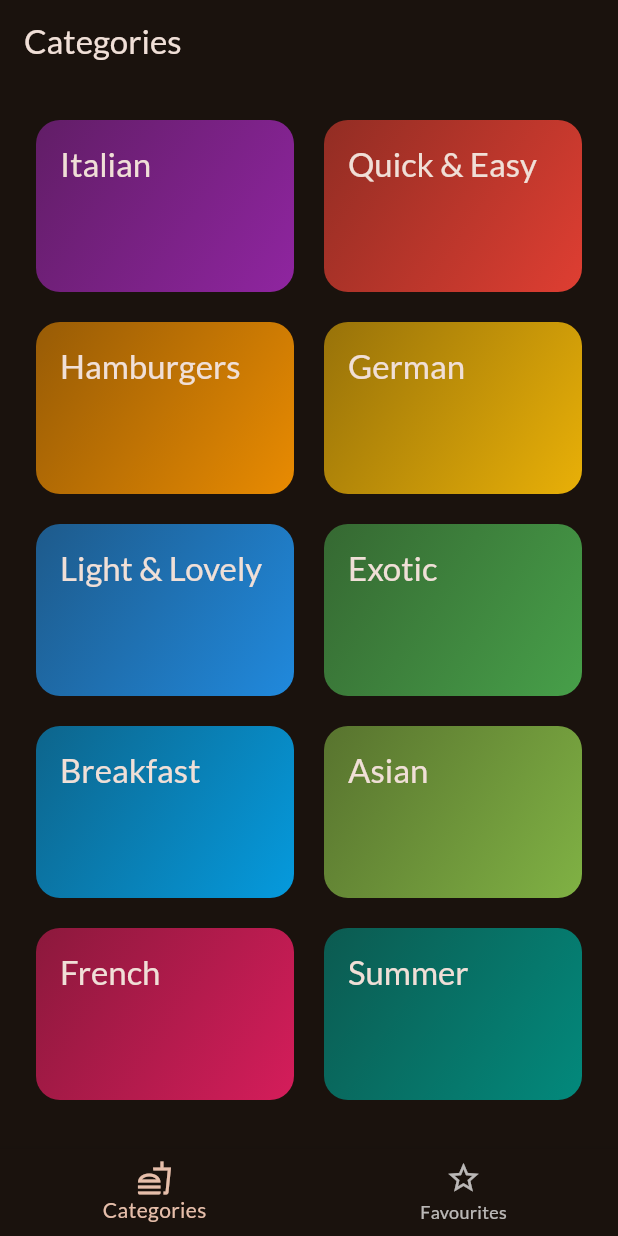
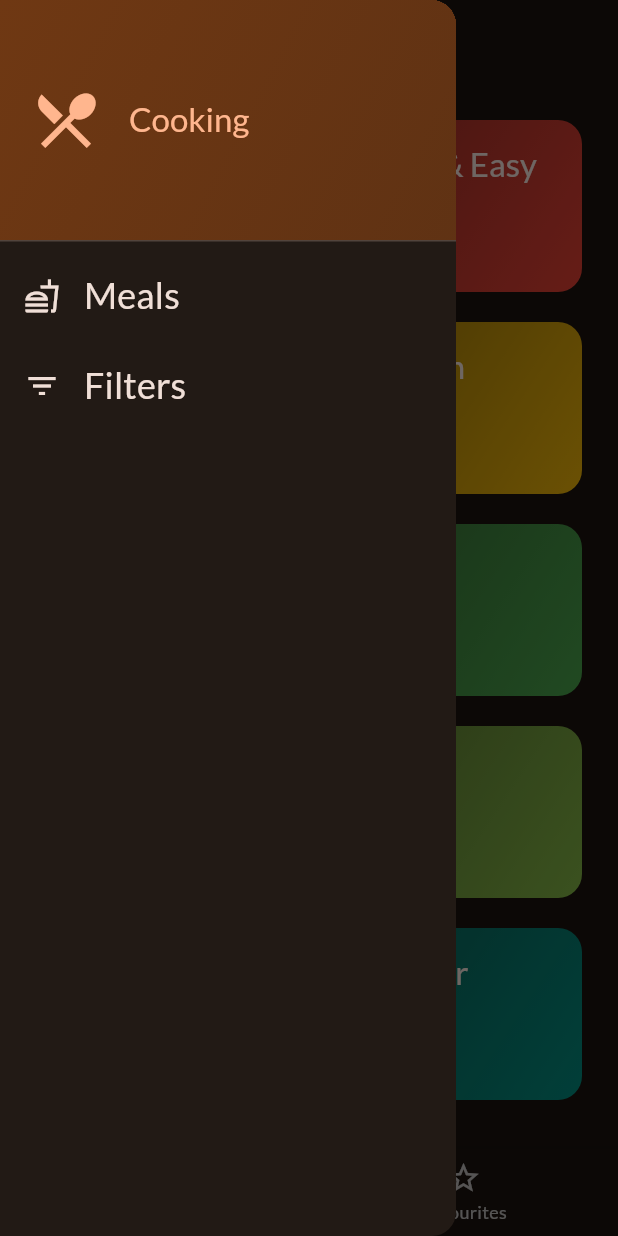
Before and after one commit to CodeWithJeet1204/Meals, a Flutter app: the screen it shows after launch, with the side drawer open (before the commit the screen has no drawer), on a phone screen of 412 x 824 dp. Run offline on Flutter 3.47's test engine with Material 2 defaults, Android fonts, the phone set to English and light mode, and no system bars; our stand-ins replace google_fonts, transparent_image.

Commit message:
Added filters

```diff
--- a/lib/screens/categories.dart
+++ b/lib/screens/categories.dart
@@ -9,12 +9,14 @@
   const CategoriesScreen({
     super.key,
     required this.onToggleFavorite,
+    required this.availableMeals,
   });
 
+  final List<Meal> availableMeals;
   final void Function(Meal meal) onToggleFavorite;
 
   void _selectCategory(BuildContext context, Category category) {
-    final filteredMeals = dummyMeals
+    final filteredMeals = availableMeals
         .where((meal) => meal.categories.contains(category.id))
         .toList();
 
--- a/lib/screens/tabs.dart
+++ b/lib/screens/tabs.dart
@@ -1,7 +1,17 @@
 import 'package:flutter/material.dart';
+import 'package:swomato/data/dummy_data.dart';
 import 'package:swomato/models/meal.dart';
 import 'package:swomato/screens/categories.dart';
+import 'package:swomato/screens/filters.dart';
 import 'package:swomato/screens/meals.dart';
+import 'package:swomato/widgets/main_drawer.dart';
+
+const kInitialFilters = {
+  Filter.glutenFree: false,
+  Filter.lactoseFree: false,
+  Filter.vegetarian: false,
+  Filter.vegan: false,
+};
 
 class TabsScreen extends StatefulWidget {
   const TabsScreen({super.key});
@@ -13,6 +23,7 @@
 class _TabsScreenState extends State<TabsScreen> {
   int _selectedPageIndex = 0;
   final List<Meal> _favoriteMeals = [];
+  Map<Filter, bool> _selectedFilters = kInitialFilters;
 
   void _showInfoMessage(String message) {
     ScaffoldMessenger.of(context).clearSnackBars();
@@ -45,10 +56,43 @@
     });
   }
 
+  void _setScreen(String identifier) async {
+    Navigator.of(context).pop();
+    if (identifier == "filters") {
+      final result = await Navigator.of(context).push<Map<Filter, bool>>(
+        MaterialPageRoute(
+          builder: (ctx) => FiltersScreen(currentFilters: _selectedFilters),
+        ),
+      );
+
+      setState(() {
+        _selectedFilters = result ?? kInitialFilters;
+      });
+    }
+  }
+
   @override
   Widget build(BuildContext context) {
-    Widget activePage =
-        CategoriesScreen(onToggleFavorite: _toggleMealFavoriteStatus);
+    final availableMeals = dummyMeals.where((meal) {
+      if (_selectedFilters[Filter.glutenFree]! && !meal.isGlutenFree) {
+        return false;
+      }
+      if (_selectedFilters[Filter.lactoseFree]! && !meal.isLactoseFree) {
+        return false;
+      }
+      if (_selectedFilters[Filter.vegetarian]! && !meal.isVegetarian) {
+        return false;
+      }
+      if (_selectedFilters[Filter.vegan]! && !meal.isVegan) {
+        return false;
+      }
+      return true;
+    }).toList();
+
+    Widget activePage = CategoriesScreen(
+      onToggleFavorite: _toggleMealFavoriteStatus,
+      availableMeals: availableMeals,
+    );
     var activePageTitle = "Categories";
 
     if (_selectedPageIndex == 1) {
@@ -63,6 +107,7 @@
       appBar: AppBar(
         title: Text(activePageTitle),
       ),
+      drawer: MainDrawer(onSelectScreen: _setScreen),
       body: activePage,
       bottomNavigationBar: BottomNavigationBar(
         onTap: _selectPage,
--- /dev/null
+++ b/lib/widgets/main_drawer.dart
@@ -0,0 +1,89 @@
+import 'package:flutter/material.dart';
+
+class MainDrawer extends StatelessWidget {
+  const MainDrawer({
+    super.key,
+    required this.onSelectScreen,
+  });
+
+  final void Function(String identifier) onSelectScreen;
+
+  @override
+  Widget build(BuildContext context) {
+    return Drawer(
+      child: Column(
+        children: [
+          DrawerHeader(
+            padding: const EdgeInsets.all(20),
+            decoration: BoxDecoration(
+              gradient: LinearGradient(
+                colors: [
+                  Theme.of(context).colorScheme.primaryContainer,
+                  Theme.of(context)
+                      .colorScheme
+                      .primaryContainer
+                      .withOpacity(0.8),
+                ],
+                begin: Alignment.topLeft,
+                end: Alignment.bottomRight,
+              ),
+            ),
+            child: Row(
+              children: [
+                Icon(
+                  Icons.restaurant_menu_outlined,
+                  semanticLabel: "Menu",
+                  size: 48,
+                  color: Theme.of(context).colorScheme.primary,
+                ),
+                const SizedBox(width: 18),
+                Text(
+                  "Cooking",
+                  style: Theme.of(context)
+                      .textTheme
+                      .titleLarge!
+                      .copyWith(color: Theme.of(context).colorScheme.primary),
+                ),
+              ],
+            ),
+          ),
+          ListTile(
+            leading: Icon(
+              Icons.fastfood_outlined,
+              size: 24,
+              color: Theme.of(context).colorScheme.onBackground,
+            ),
+            title: Text(
+              "Meals",
+              style: Theme.of(context).textTheme.titleSmall!.copyWith(
+                    color: Theme.of(context).colorScheme.onBackground,
+                    fontSize: 24,
+                  ),
+            ),
+            onTap: () {
+              onSelectScreen("meals");
+            },
+          ),
+          const SizedBox(height: 4),
+          ListTile(
+            leading: Icon(
+              Icons.filter_list_outlined,
+              size: 24,
+              color: Theme.of(context).colorScheme.onBackground,
+            ),
+            title: Text(
+              "Filters",
+              style: Theme.of(context).textTheme.titleSmall!.copyWith(
+                    color: Theme.of(context).colorScheme.onBackground,
+                    fontSize: 24,
+                  ),
+            ),
+            onTap: () {
+              onSelectScreen("filters");
+            },
+          ),
+        ],
+      ),
+    );
+  }
+}
```
Also changed, not shown: lib/screens/filters.dart (added, +178 -0 lines).
